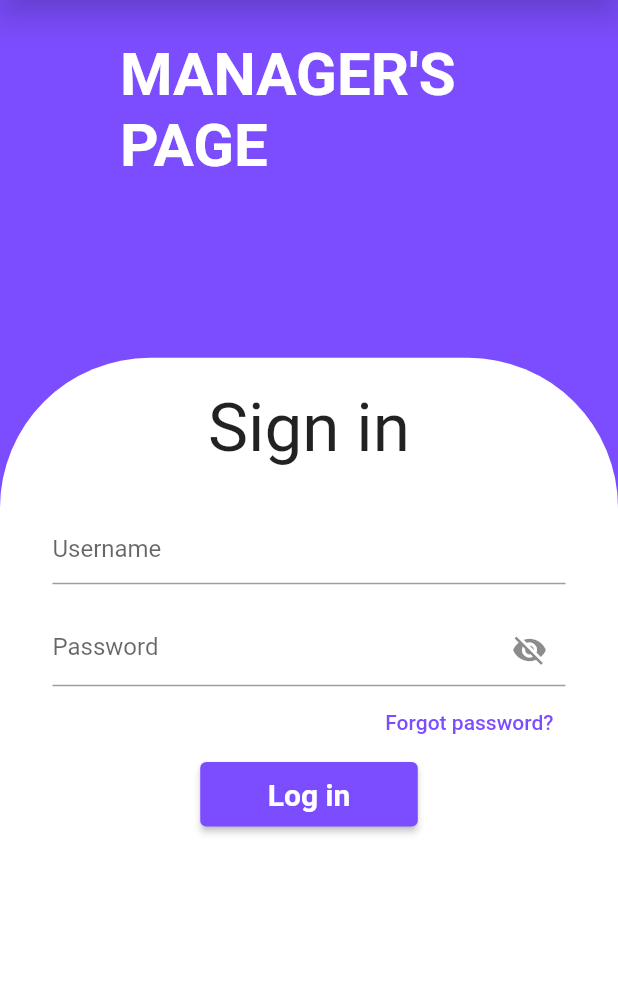
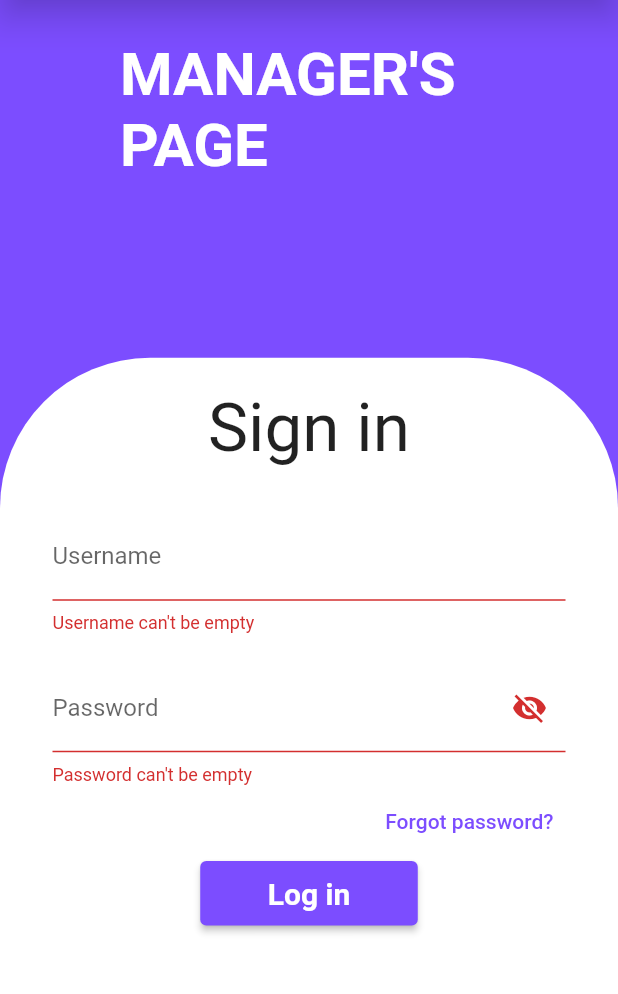
Before and after one commit to Formula-1-One/Formula1-Hostel-Booking-Frontend, a Flutter app: the ManagerLoginPage screen opened directly, after a tap on "Log in", on a phone screen of 412 x 824 dp, the part 97-1091 px from its top. Run offline on Flutter 3.47's test engine with Material 2 defaults, Android fonts, the phone set to English and light mode, and no system bars; our stand-ins replace carousel_pro, get, hexcolor, otp_text_field, pdf and 1 more; missing offline and left inert: dart:ffi.

Commit message:
manager update 8.1

```diff
--- a/lib/pages_manager/login.dart
+++ b/lib/pages_manager/login.dart
@@ -76,17 +76,25 @@ class _ManagerLoginPageState extends State<ManagerLoginPage> {
                         key: _formKey,
                         child: Column(
                           children: [
-                            TextField(
+                            TextFormField(
                               decoration: InputDecoration(
-                                hintText: 'Username'
+                                labelText: 'Username',
+                                hintText: 'enter your username'
                               ),
+                              validator: (val){
+                                if(val!.isEmpty){
+                                  return "Username can't be empty";
+                                }
+                                return null;
+                              },
                             ),
                             SizedBox(height: 20.0,),
 
-                            TextField(
+                            TextFormField(
                               obscureText: hide,
                               decoration: InputDecoration(
-                                  hintText: 'Password',
+                                  hintText: 'enter your password',
+                                  labelText: 'Password',
                                   suffixIcon: IconButton(
                                     onPressed: (){
                                       setState(() {
@@ -97,6 +105,12 @@ class _ManagerLoginPageState extends State<ManagerLoginPage> {
                                     Icon(Icons.visibility),
                                   )
                               ),
+                              validator: (val){
+                                if(val!.isEmpty){
+                                  return "Password can't be empty";
+                                }
+                                return null;
+                              },
                             ),
                             Align(
                               alignment: Alignment.topRight,
@@ -116,7 +130,9 @@ class _ManagerLoginPageState extends State<ManagerLoginPage> {
                                     backgroundColor: Colors.deepPurpleAccent,
                                     padding: EdgeInsets.symmetric(horizontal: 45,vertical: 10)
                                 ),
-                                onPressed: (){},
+                                onPressed: (){
+                                 if(_formKey.currentState!.validate()) {
+                                }},
                                 child: Text(
                                   'Log in',
                                   style: TextStyle(
```
